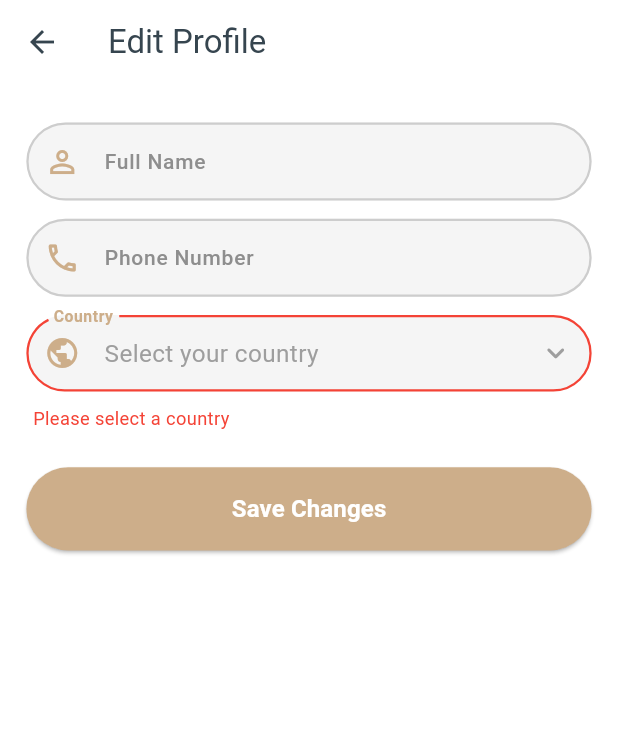
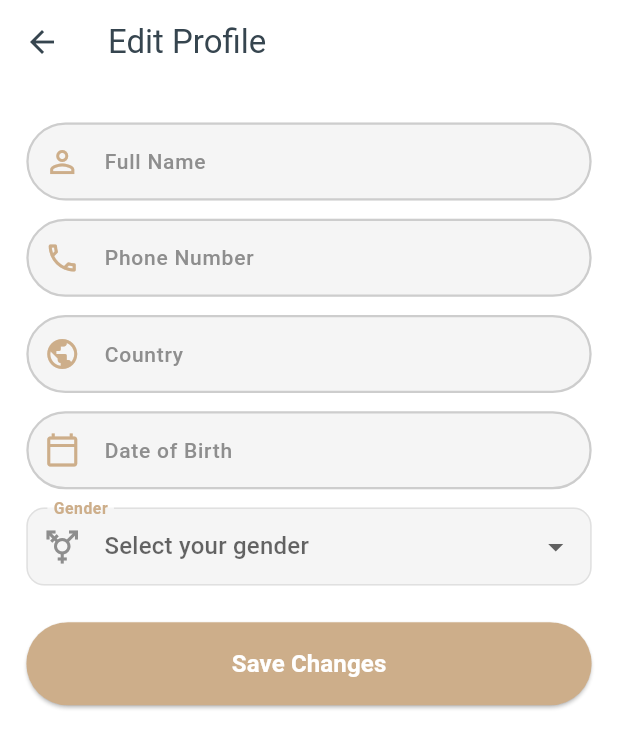
Before and after one commit to Khaled-shahien/Rahhala_App, a Flutter app: the EditProfilePage screen opened directly, on a phone screen of 412 x 824 dp. Shown: the top 748 px of the screen. Run offline on Flutter 3.47's test engine with Material 3 defaults, Android fonts, the phone set to English and light mode, and no system bars; our stand-ins replace country_picker, curved_navigation_bar, dartz, dio, equatable, flutter_bloc and 8 more; accounts and stored records are empty.

Commit message:
edit (signup page , edit profile page)

```diff
--- a/lib/features/profile/logic/edit_profile/edit_profile_cubit.dart
+++ b/lib/features/profile/logic/edit_profile/edit_profile_cubit.dart
@@ -10,6 +10,8 @@ class EditProfileCubit extends Cubit<EditProfileState> {
     required String fullName,
     String? phoneNumber,
     String? country,
+    required String dob,
+    required String gender,
   }) async {
     emit(EditProfileLoading());
     final res = await repo.editProfile(
--- a/lib/features/profile/presentation/pages/edit_profile_page.dart
+++ b/lib/features/profile/presentation/pages/edit_profile_page.dart
@@ -2,14 +2,14 @@ import 'package:flutter/material.dart';
 import 'package:flutter/services.dart';
 import 'package:flutter_screenutil/flutter_screenutil.dart';
 import 'package:flutter_bloc/flutter_bloc.dart';
+import 'package:country_picker/country_picker.dart';
+
 import 'package:rahhala_app/core/di/service_locator.dart';
-
 import 'package:rahhala_app/core/theme/app_theme.dart';
 import 'package:rahhala_app/core/utils/app_notifications.dart';
 import 'package:rahhala_app/core/utils/app_validators.dart';
 
 import 'package:rahhala_app/features/auth/presentation/widgets/custom_button.dart';
-import 'package:rahhala_app/features/auth/presentation/widgets/custom_country_dropdown.dart';
 import 'package:rahhala_app/features/auth/presentation/widgets/custom_form_text_field.dart';
 
 import 'package:rahhala_app/features/profile/logic/edit_profile/edit_profile_cubit.dart';
@@ -24,26 +24,46 @@ class EditProfilePage extends StatefulWidget {
 
 class _EditProfilePageState extends State<EditProfilePage> {
   final _formKey = GlobalKey<FormState>();
-  final _name = TextEditingController();
-  final _phone = TextEditingController();
-  String? _country;
+  late final TextEditingController _name;
+  late final TextEditingController _phone;
+  late final TextEditingController _dobController;
+  late final TextEditingController _genderController;
+  late final TextEditingController _countryController;
 
-  final _countries = const [
-    'Egypt',
-    'Saudi Arabia',
-    'United Arab Emirates',
-    'Kuwait',
-    'Qatar',
-    'Jordan',
-    'Lebanon',
-    'Morocco',
-  ];
+  String? _selectedGender;
+
+  @override
+  void initState() {
+    super.initState();
+    _name = TextEditingController();
+    _phone = TextEditingController();
+    _dobController = TextEditingController();
+    _genderController = TextEditingController();
+    _countryController = TextEditingController();
+  }
 
   @override
   void dispose() {
     _name.dispose();
     _phone.dispose();
+    _dobController.dispose();
+    _genderController.dispose();
+    _countryController.dispose();
     super.dispose();
+  }
+
+  Future<void> _selectDateOfBirth(BuildContext context) async {
+    final DateTime? picked = await showDatePicker(
+      context: context,
+      initialDate: DateTime.now(),
+      firstDate: DateTime(1900),
+      lastDate: DateTime.now(),
+    );
+    if (picked != null) {
+      setState(() {
+        _dobController.text = '${picked.toLocal()}'.split(' ')[0];
+      });
+    }
   }
 
   @override
@@ -65,7 +85,8 @@ class _EditProfilePageState extends State<EditProfilePage> {
                 showAppNotification(
                   context: context,
                   title: 'Saved',
-                    message: state.model.message);
+                  message: state.model.message,
+                );
                 Navigator.pop(context);
               } else if (state is EditProfileFailure) {
                 HapticFeedback.mediumImpact();
@@ -73,7 +94,8 @@ class _EditProfilePageState extends State<EditProfilePage> {
                   context: context,
                   title: 'Error',
                   message: state.message,
-                    isError: true);
+                  isError: true,
+                );
               }
             },
             builder: (context, state) {
@@ -105,25 +127,84 @@ class _EditProfilePageState extends State<EditProfilePage> {
                         hintText: 'Enter your phone number',
                         keyboardType: TextInputType.phone,
                         inputFormatters: [
-                          FilteringTextInputFormatter.digitsOnly
+                          FilteringTextInputFormatter.digitsOnly,
                         ],
                         prefixIcon: Icons.phone_outlined,
                         validator: AppValidators.validatePhone,
-                        textInputAction: TextInputAction.done,
+                        textInputAction: TextInputAction.next,
                         autofillHints: const [AutofillHints.telephoneNumber],
                       ),
                       SizedBox(height: 12.h),
 
-                      CustomCountryDropdown(
-                        label: 'Country',
-                        hint: 'Select your country',
-                        value: _country,
-                        items: _countries,
+                      GestureDetector(
+                        onTap: () {
+                          showCountryPicker(
+                            context: context,
+                            showPhoneCode: false,
+                            onSelect: (Country country) {
+                              setState(() {
+                                _countryController.text = country.name;
+                              });
+                            },
+                          );
+                        },
+                        child: AbsorbPointer(
+                          child: CustomFormTextField(
+                            controller: _countryController,
+                            labelText: 'Country',
+                            hintText: 'Select your country',
                             prefixIcon: Icons.public,
-                        onChanged: (v) => setState(() => _country = v),
                             validator: (v) =>
                                 AppValidators.validateDropdown(v, 'country'),
                           ),
+                        ),
+                      ),
+                      SizedBox(height: 12.h),
+
+                      GestureDetector(
+                        onTap: () => _selectDateOfBirth(context),
+                        child: AbsorbPointer(
+                          child: CustomFormTextField(
+                            controller: _dobController,
+                            labelText: 'Date of Birth',
+                            hintText: 'Select your birth date',
+                            prefixIcon: Icons.calendar_today_outlined,
+                            validator: (v) => v == null || v.isEmpty
+                                ? 'Please select your birth date'
+                                : null,
+                          ),
+                        ),
+                      ),
+                      SizedBox(height: 12.h),
+
+                      // ✅ إصلاح الجزء الخاص بالـ Gender
+                      DropdownButtonFormField<String>(
+                        value: _selectedGender,
+                        onChanged: (newValue) {
+                          setState(() {
+                            _selectedGender = newValue;
+                            _genderController.text = newValue ?? '';
+                          });
+                        },
+                        decoration: InputDecoration(
+                          labelText: 'Gender',
+                          hintText: 'Select your gender',
+                          prefixIcon: const Icon(Icons.transgender_outlined),
+                          border: OutlineInputBorder(
+                            borderRadius: BorderRadius.circular(10.0),
+                          ),
+                        ),
+                        validator: (v) => v == null || v.isEmpty
+                            ? 'Please select your gender'
+                            : null,
+                        items: ['Male', 'Female', 'Other']
+                            .map((gender) => DropdownMenuItem<String>(
+                                  value: gender,
+                                  child: Text(gender),
+                                ))
+                            .toList(),
+                      ),
+
                       SizedBox(height: 24.h),
 
                       CustomButton(
@@ -134,7 +215,9 @@ class _EditProfilePageState extends State<EditProfilePage> {
                                   context.read<EditProfileCubit>().save(
                                         fullName: _name.text,
                                         phoneNumber: _phone.text,
-                                        country: _country!,
+                                        country: _countryController.text,
+                                        dob: _dobController.text,
+                                        gender: _selectedGender ?? '',
                                       );
                                 } else {
                                   HapticFeedback.selectionClick();
--- a/pubspec.yaml
+++ b/pubspec.yaml
@@ -9,6 +9,7 @@ environment:
 
 dependencies:
   auto_route: ^10.2.0
+  country_picker: ^2.0.27
   cupertino_icons: ^1.0.8
   curved_navigation_bar: ^1.0.6
   dartz: ^0.10.1
@@ -26,6 +27,7 @@ dependencies:
   lottie: ^3.3.2
   shared_preferences: ^2.5.3
   smooth_page_indicator: ^1.2.1
+  intl: ^0.19.0
 
 dev_dependencies:
   flutter_lints: ^4.0.0
```
Also changed, not shown: lib/features/auth/presentation/pages/signup_page.dart (+39 -28 lines), pubspec.lock. Lines whose indentation alone changed are shown as unchanged.
